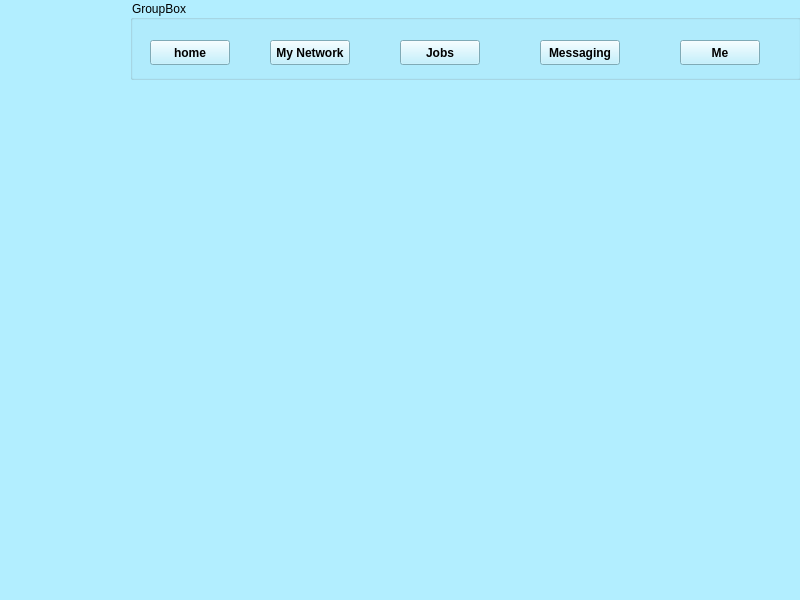
Above: jobs_admin.ui from M20v05J/final-project before the change. Below: the same form after it.
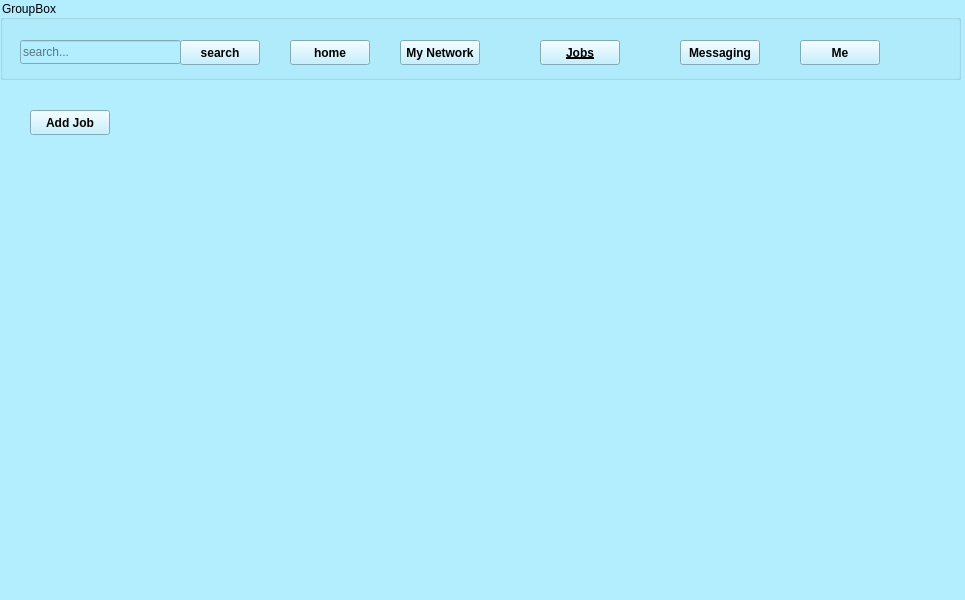
That is the form after the change.

What changed in the file:
```diff
--- a/jobs_admin.ui
+++ b/jobs_admin.ui
@@ -6,7 +6,7 @@
    <rect>
     <x>0</x>
     <y>0</y>
-    <width>800</width>
+    <width>965</width>
     <height>600</height>
    </rect>
   </property>
@@ -21,9 +21,9 @@
    <widget class="QGroupBox" name="groupBox">
     <property name="geometry">
      <rect>
-      <x>130</x>
+      <x>0</x>
       <y>0</y>
-      <width>671</width>
+      <width>961</width>
       <height>80</height>
      </rect>
     </property>
@@ -33,7 +33,7 @@
     <widget class="QPushButton" name="homePushButton">
      <property name="geometry">
       <rect>
-       <x>20</x>
+       <x>290</x>
        <y>40</y>
        <width>80</width>
        <height>25</height>
@@ -52,7 +52,7 @@
     <widget class="QPushButton" name="pushButton_2">
      <property name="geometry">
       <rect>
-       <x>140</x>
+       <x>400</x>
        <y>40</y>
        <width>80</width>
        <height>25</height>
@@ -72,7 +72,7 @@
     <widget class="QPushButton" name="pushButton_3">
      <property name="geometry">
       <rect>
-       <x>270</x>
+       <x>540</x>
        <y>40</y>
        <width>80</width>
        <height>25</height>
@@ -82,6 +82,7 @@
       <font>
        <weight>75</weight>
        <bold>true</bold>
+       <underline>true</underline>
       </font>
      </property>
      <property name="text">
@@ -91,7 +92,7 @@
     <widget class="QPushButton" name="pushButton_4">
      <property name="geometry">
       <rect>
-       <x>410</x>
+       <x>680</x>
        <y>40</y>
        <width>80</width>
        <height>25</height>
@@ -110,7 +111,7 @@
     <widget class="QPushButton" name="pushButton_5">
      <property name="geometry">
       <rect>
-       <x>550</x>
+       <x>800</x>
        <y>40</y>
        <width>80</width>
        <height>25</height>
@@ -126,6 +127,66 @@
       <string>Me</string>
      </property>
     </widget>
+    <widget class="QLineEdit" name="lineEdit">
+     <property name="geometry">
+      <rect>
+       <x>20</x>
+       <y>40</y>
+       <width>161</width>
+       <height>24</height>
+      </rect>
+     </property>
+     <property name="styleSheet">
+      <string notr="true"/>
+     </property>
+     <property name="inputMask">
+      <string/>
+     </property>
+     <property name="text">
+      <string/>
+     </property>
+     <property name="placeholderText">
+      <string>search...</string>
+     </property>
+    </widget>
+    <widget class="QPushButton" name="pushButton">
+     <property name="geometry">
+      <rect>
+       <x>180</x>
+       <y>40</y>
+       <width>80</width>
+       <height>25</height>
+      </rect>
+     </property>
+     <property name="font">
+      <font>
+       <weight>75</weight>
+       <bold>true</bold>
+      </font>
+     </property>
+     <property name="text">
+      <string>search</string>
+     </property>
+    </widget>
+   </widget>
+   <widget class="QPushButton" name="pushButton_6">
+    <property name="geometry">
+     <rect>
+      <x>30</x>
+      <y>110</y>
+      <width>80</width>
+      <height>25</height>
+     </rect>
+    </property>
+    <property name="font">
+     <font>
+      <weight>75</weight>
+      <bold>true</bold>
+     </font>
+    </property>
+    <property name="text">
+     <string>Add Job</string>
+    </property>
    </widget>
   </widget>
   <widget class="QMenuBar" name="menubar">
```
Left out of the diff: 2 changed lines with no effect on the pictures.
